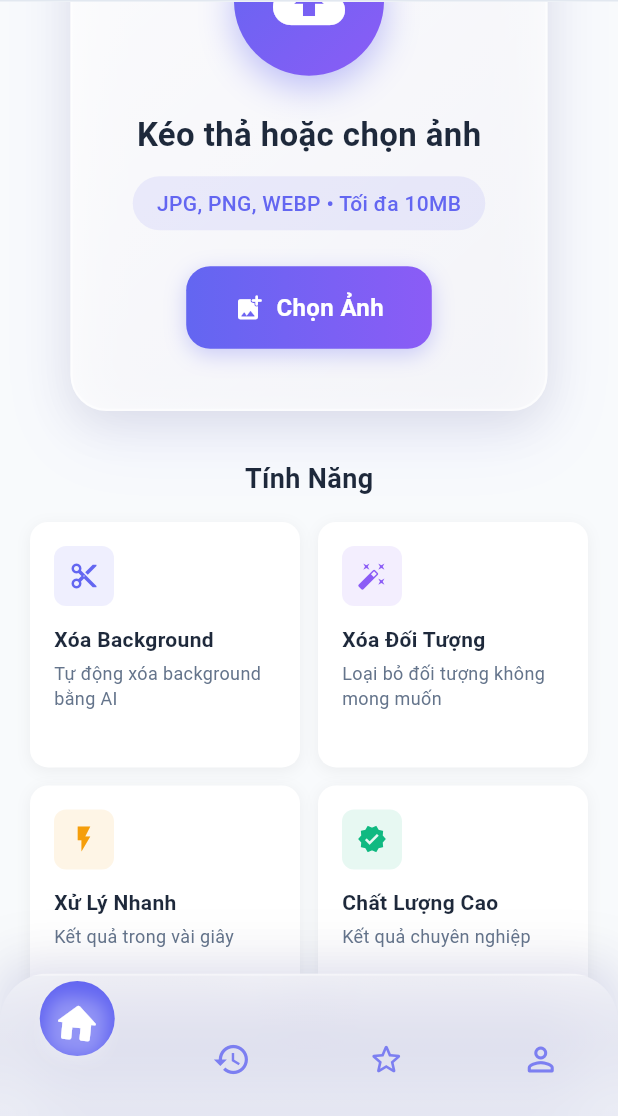
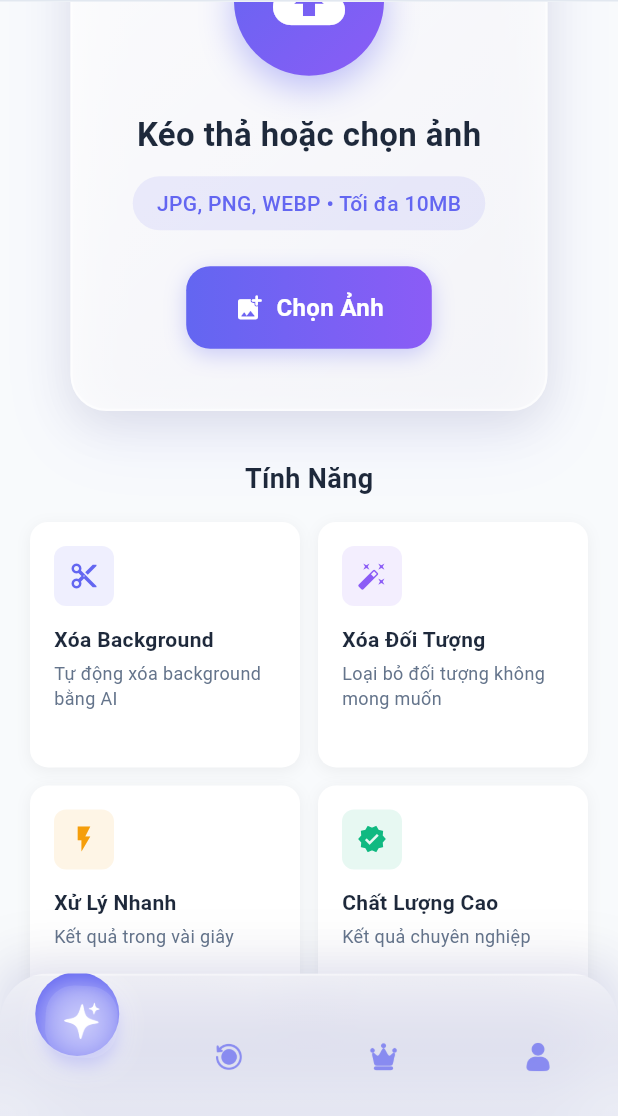
Before and after one commit to danhtrinhdevelopermay/MagicBSA-Mobile, a Flutter app: the screen it shows after launch, scrolled down 576 dp, on a phone screen of 412 x 824 dp, the part 120-1236 px from its top. Run offline on Flutter 3.47's test engine with Material 3 defaults, Android fonts, the phone set to English and light mode, and no system bars; drawn by our look-alikes of curved_navigation_bar; our stand-ins replace audioplayers, dio, flutter_spinkit, image_picker, share_plus, shared_preferences; missing offline and left inert: onesignal_flutter.

Commit message:
Implement custom icons for bottom navigation bar with new animations
Replaces default icons with custom assets and enhances icon animations using scaling, rotation, and color filtering.

Replit-Commit-Author: Agent
Replit-Commit-Session-Id: 51f88427-380f-4b15-b44b-47fac523d8cd
Replit-Commit-Checkpoint-Type: full_checkpoint
Replit-Commit-Screenshot-Url: https://storage.googleapis.com/screenshot-production-us-central1/d2afb501-89f8-4a49-b44c-7ff357597307/51f88427-380f-4b15-b44b-47fac523d8cd/skkHMvm

```diff
--- a/ai_image_editor_flutter/lib/screens/main_screen.dart
+++ b/ai_image_editor_flutter/lib/screens/main_screen.dart
@@ -300,10 +300,10 @@ class _MainScreenState extends State<MainScreen> {
               index: _currentIndex,
               height: 75,
               items: [
-                _buildNavIcon(Icons.home_rounded, Icons.home_outlined, 0),
-                _buildNavIcon(Icons.history_rounded, Icons.history_outlined, 1),
-                _buildNavIcon(Icons.star_rounded, Icons.star_border_rounded, 2),
-                _buildNavIcon(Icons.person_rounded, Icons.person_outline_rounded, 3),
+                _buildCustomNavIcon('assets/icons/navigation/home.png', 0),
+                _buildCustomNavIcon('assets/icons/navigation/history.png', 1),
+                _buildCustomNavIcon('assets/icons/navigation/premium.png', 2),
+                _buildCustomNavIcon('assets/icons/navigation/profile.png', 3),
               ],
               color: Colors.transparent,
               buttonBackgroundColor: const Color(0xFF6366f1),
@@ -319,16 +319,16 @@ class _MainScreenState extends State<MainScreen> {
     );
   }
 
-  Widget _buildNavIcon(IconData activeIcon, IconData inactiveIcon, int index) {
+  Widget _buildCustomNavIcon(String iconPath, int index) {
     final isActive = _currentIndex == index;
     return AnimatedContainer(
       duration: const Duration(milliseconds: 300),
       curve: Curves.easeInOutBack,
       transform: Matrix4.identity()
-        ..scale(isActive ? 1.1 : 1.0)
-        ..rotateZ(isActive ? 0.1 : 0.0),
+        ..scale(isActive ? 1.2 : 0.9)
+        ..rotateZ(isActive ? 0.05 : 0.0),
       child: AnimatedSwitcher(
-        duration: const Duration(milliseconds: 400),
+        duration: const Duration(milliseconds: 500),
         switchInCurve: Curves.elasticOut,
         switchOutCurve: Curves.easeInBack,
         transitionBuilder: (child, animation) {
@@ -336,32 +336,55 @@ class _MainScreenState extends State<MainScreen> {
             opacity: animation,
             child: ScaleTransition(
               scale: animation,
-              child: child,
+              child: RotationTransition(
+                turns: Tween<double>(begin: 0.1, end: 0.0).animate(animation),
+                child: child,
+              ),
             ),
           );
         },
         child: Container(
           key: ValueKey('$index-$isActive'),
-          padding: const EdgeInsets.all(2),
+          padding: const EdgeInsets.all(4),
           decoration: isActive
               ? BoxDecoration(
-                  borderRadius: BorderRadius.circular(12),
+                  borderRadius: BorderRadius.circular(16),
+                  gradient: RadialGradient(
+                    colors: [
+                      Colors.white.withOpacity(0.4),
+                      Colors.white.withOpacity(0.1),
+                    ],
+                    stops: const [0.0, 1.0],
+                  ),
                   boxShadow: [
                     BoxShadow(
-                      color: Colors.white.withOpacity(0.3),
+                      color: Colors.white.withOpacity(0.6),
+                      blurRadius: 12,
+                      offset: const Offset(0, 2),
+                      spreadRadius: 2,
+                    ),
+                    BoxShadow(
+                      color: const Color(0xFF6366f1).withOpacity(0.3),
                       blurRadius: 8,
-                      offset: const Offset(0, 2),
-                      spreadRadius: 1,
+                      offset: const Offset(0, 4),
+                      spreadRadius: 0,
                     ),
                   ],
                 )
               : null,
-          child: Icon(
-            isActive ? activeIcon : inactiveIcon,
-            size: isActive ? 30 : 26,
-            color: isActive
-                ? Colors.white
-                : const Color(0xFF6366f1).withOpacity(0.8),
+          child: ColorFiltered(
+            colorFilter: isActive
+                ? const ColorFilter.mode(Colors.white, BlendMode.srcIn)
+                : ColorFilter.mode(
+                    const Color(0xFF6366f1).withOpacity(0.7),
+                    BlendMode.srcIn,
+                  ),
+            child: Image.asset(
+              iconPath,
+              width: isActive ? 32 : 28,
+              height: isActive ? 32 : 28,
+              fit: BoxFit.contain,
+            ),
           ),
         ),
       ),
--- a/ai_image_editor_flutter/pubspec.yaml
+++ b/ai_image_editor_flutter/pubspec.yaml
@@ -94,6 +94,7 @@ flutter:
   assets:
     - assets/images/
     - assets/audio/
+    - assets/icons/navigation/
     - assets/icons/
 
   # An image asset can refer to one or more resolution-specific "variants", see
```
Also changed, not shown: ai_image_editor_flutter/assets/icons/navigation/history.png (added), ai_image_editor_flutter/assets/icons/navigation/home.png (added), ai_image_editor_flutter/assets/icons/navigation/premium.png (added), ai_image_editor_flutter/assets/icons/navigation/profile.png (added), attached_assets/History_1753875382511.png (added), attached_assets/Home_1753875371365.png (added), attached_assets/Premium_1753875371412.png (added), attached_assets/Profile_1753875371436.png (added), 1 other file.
